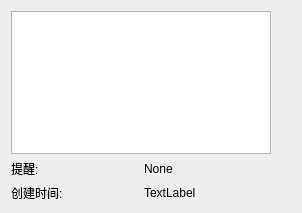
First picture: the form in ui/board_item.ui, repository shiboyang/todolist, before the edit.
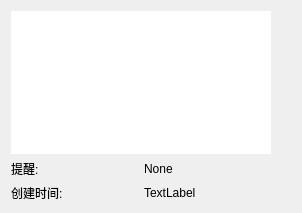
Second picture: the form after the edit.

Commit message: :lipstick: Updating the UI and style files.

What changed in the file:
```diff
--- a/ui/board_item.ui
+++ b/ui/board_item.ui
@@ -14,7 +14,7 @@
    <string>Form</string>
   </property>
   <property name="styleSheet">
-   <string notr="true">border-color: rgb(0, 0, 0);</string>
+   <string notr="true">border-color: rgb(54, 54, 54);</string>
   </property>
   <layout class="QHBoxLayout" name="horizontalLayout_4">
    <item>
@@ -33,6 +33,18 @@
          <height>16777215</height>
         </size>
        </property>
+       <property name="frameShape">
+        <enum>QFrame::NoFrame</enum>
+       </property>
+       <property name="frameShadow">
+        <enum>QFrame::Sunken</enum>
+       </property>
+       <property name="lineWidth">
+        <number>10</number>
+       </property>
+       <property name="midLineWidth">
+        <number>10</number>
+       </property>
        <property name="lineWrapMode">
         <enum>QPlainTextEdit::WidgetWidth</enum>
        </property>
```
